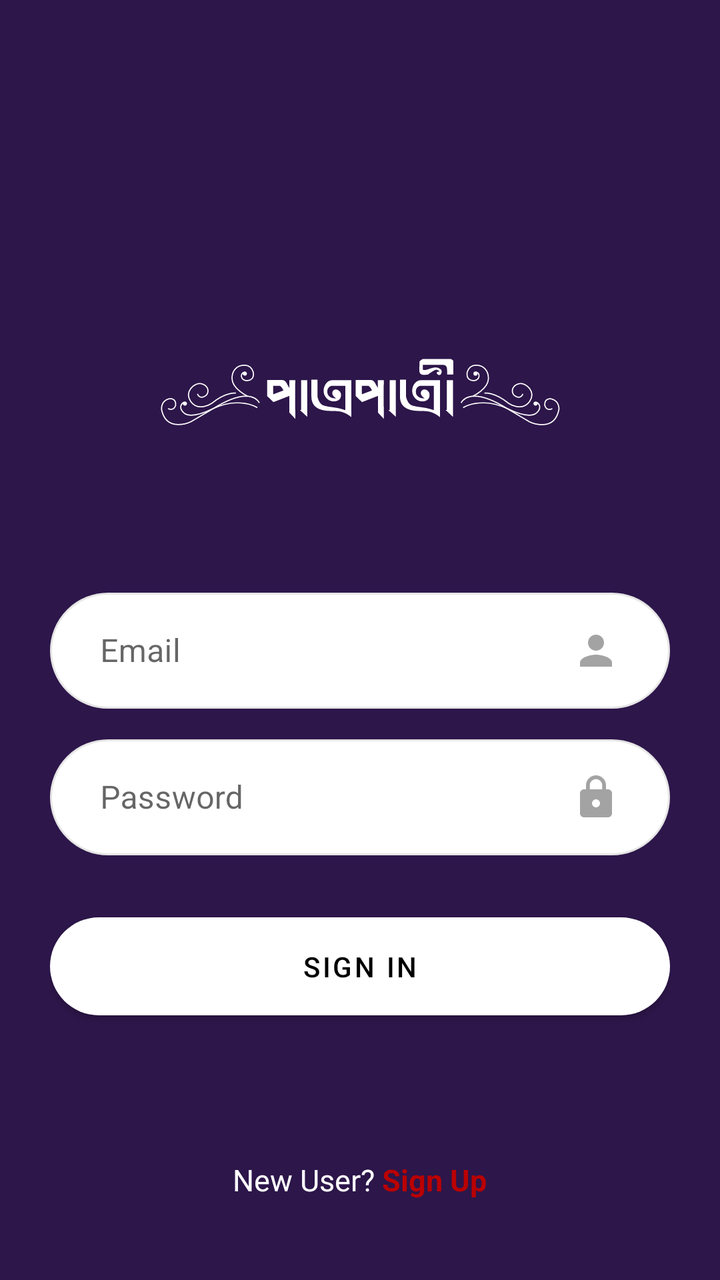
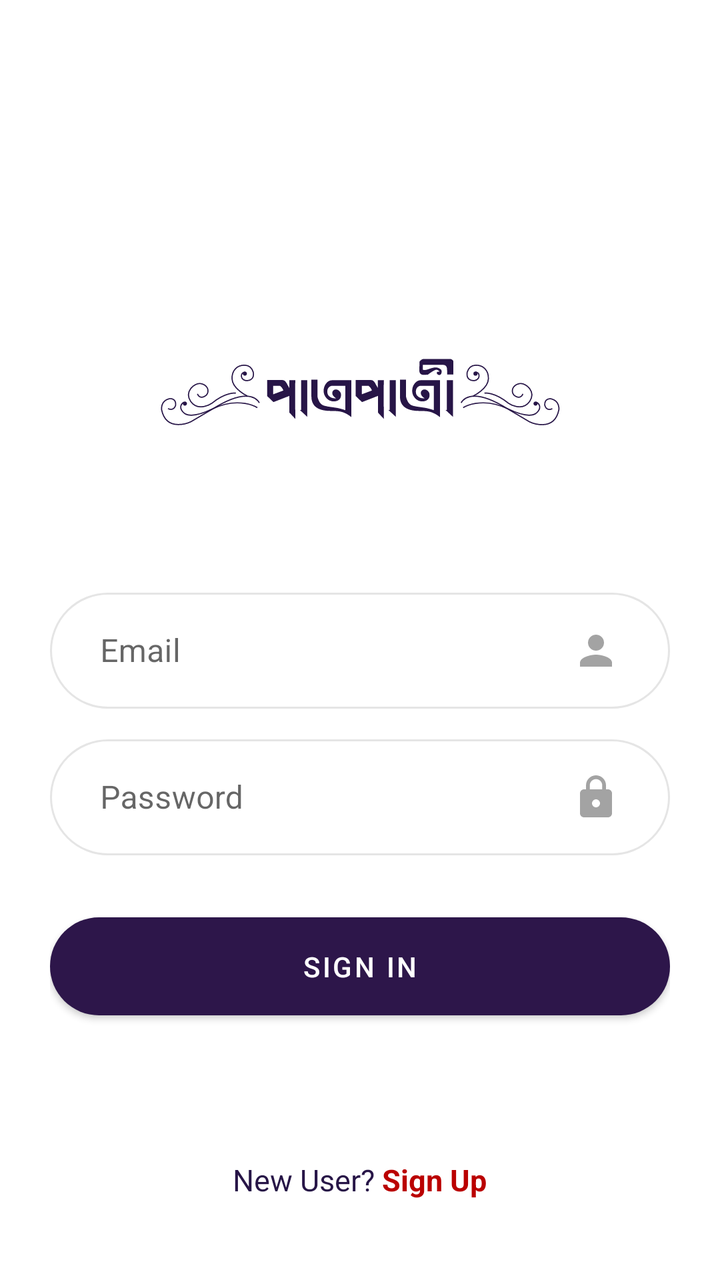

Compare the two renders of this Android layout. The source of the first and the diff that turns it into the second are given below.
<!-- AndroidManifest.xml: application theme AppTheme -->
<!-- res/layout/activity_sign_in.xml -->
<?xml version="1.0" encoding="utf-8"?>
<RelativeLayout xmlns:android="http://schemas.android.com/apk/res/android"
    xmlns:app="http://schemas.android.com/apk/res-auto"
    xmlns:tools="http://schemas.android.com/tools"
    android:padding="25dp"
    android:background="@color/colorAccent"
    android:layout_width="match_parent"
    android:layout_height="match_parent"
    tools:context=".views.activities.SignInActivity">

    <LinearLayout
        android:layout_centerInParent="true"
        android:gravity="center"
        android:orientation="vertical"
        android:layout_width="match_parent"
        android:layout_height="wrap_content">
        <ImageView
            app:tint="@color/colorWhite"
            android:src="@drawable/ic_logo"
            android:layout_marginBottom="25dp"
            android:layout_width="200dp"
            android:layout_height="140dp" />
        <com.google.android.material.textfield.TextInputLayout
            style="@style/Widget.MaterialComponents.TextInputLayout.OutlinedBox"
            app:boxCornerRadiusTopStart="25dp"
            app:boxCornerRadiusTopEnd="25dp"
            app:boxCornerRadiusBottomStart="25dp"
            app:boxCornerRadiusBottomEnd="25dp"
            android:layout_width="match_parent"
            android:layout_height="wrap_content">
            <EditText
                android:id="@+id/user_email"
                android:inputType="textWebEmailAddress"
                android:singleLine="true"
                android:maxLength="25"
                android:hint="Email"
                app:drawableTint="@color/colorDeepGrey"
                android:drawableEnd="@drawable/ic_baseline_person_24"
                android:background="@drawable/shape_radius_100_edit_text"
                android:layout_marginBottom="10dp"
                android:paddingStart="25dp"
                android:paddingEnd="25dp"
                android:layout_width="match_parent"
                android:layout_height="wrap_content" />
        </com.google.android.material.textfield.TextInputLayout>
        <com.google.android.material.textfield.TextInputLayout
            style="@style/Widget.MaterialComponents.TextInputLayout.OutlinedBox"
            app:boxCornerRadiusTopStart="25dp"
            app:boxCornerRadiusTopEnd="25dp"
            app:boxCornerRadiusBottomStart="25dp"
            app:boxCornerRadiusBottomEnd="25dp"
            android:layout_width="match_parent"
            android:layout_height="wrap_content">
            <EditText
                android:id="@+id/password"
                android:inputType="textWebPassword"
                android:singleLine="true"
                android:maxLength="25"
                android:hint="Password"
                app:drawableTint="@color/colorDeepGrey"
                android:drawableEnd="@drawable/ic_baseline_lock_24"
                android:background="@drawable/shape_radius_100_edit_text"
                android:layout_marginBottom="25dp"
                android:paddingStart="25dp"
                android:paddingEnd="25dp"
                android:layout_width="match_parent"
                android:layout_height="wrap_content" />
        </com.google.android.material.textfield.TextInputLayout>
        <Button
            android:id="@+id/sign_in_button"
            android:text="Sign In"
            android:textColor="@color/colorBlack"
            app:cornerRadius="25dp"
            android:padding="15dp"
            app:backgroundTint="@color/colorWhite"
            android:layout_width="match_parent"
            android:layout_height="wrap_content" />
    </LinearLayout>

    <LinearLayout
        android:layout_centerInParent="true"
        android:layout_alignParentBottom="true"
        android:orientation="horizontal"
        android:layout_marginBottom="15dp"
        android:layout_width="wrap_content"
        android:layout_height="wrap_content">
        <TextView
            android:textSize="15sp"
            android:text="New User? "
            android:textColor="@color/colorWhite"
            android:layout_width="wrap_content"
            android:layout_height="wrap_content"/>
        <TextView
            android:id="@+id/sign_up_button"
            android:textSize="15sp"
            android:textStyle="bold"
            android:text="Sign Up"
            android:textColor="@color/colorGuardsmanRed"
            android:layout_width="wrap_content"
            android:layout_height="wrap_content"/>
    </LinearLayout>

    <TextView
        android:visibility="gone"
        android:layout_centerInParent="true"
        android:layout_alignParentBottom="true"
        android:text="www.patropatri.com"
        android:layout_width="wrap_content"
        android:layout_height="wrap_content" />
</RelativeLayout>
<!-- resources referenced by this layout -->
<resources>
  <color name="colorAccent">#2D164A</color>
  <color name="colorBlack">#000000</color>
  <color name="colorDeepGrey">#A3A3A3</color>
  <color name="colorGuardsmanRed">#BA0000</color>
  <color name="colorWhite">#FFFFFF</color>
  <!-- drawable ic_baseline_lock_24 (drawable) -->
  <vector xmlns:android="http://schemas.android.com/apk/res/android"
      android:width="24dp"
      android:height="24dp"
      android:viewportWidth="24"
      android:viewportHeight="24"
      android:tint="?attr/colorControlNormal">
    <path
        android:fillColor="@android:color/white"
        android:pathData="M18,8h-1L17,6c0,-2.76 -2.24,-5 -5,-5S7,3.24 7,6v2L6,8c-1.1,0 -2,0.9 -2,2v10c0,1.1 0.9,2 2,2h12c1.1,0 2,-0.9 2,-2L20,10c0,-1.1 -0.9,-2 -2,-2zM12,17c-1.1,0 -2,-0.9 -2,-2s0.9,-2 2,-2 2,0.9 2,2 -0.9,2 -2,2zM15.1,8L8.9,8L8.9,6c0,-1.71 1.39,-3.1 3.1,-3.1 1.71,0 3.1,1.39 3.1,3.1v2z"/>
  </vector>
  <!-- drawable ic_baseline_person_24 (drawable) -->
  <vector xmlns:android="http://schemas.android.com/apk/res/android"
      android:width="24dp"
      android:height="24dp"
      android:viewportWidth="24"
      android:viewportHeight="24"
      android:tint="?attr/colorControlNormal">
    <path
        android:fillColor="@android:color/white"
        android:pathData="M12,12c2.21,0 4,-1.79 4,-4s-1.79,-4 -4,-4 -4,1.79 -4,4 1.79,4 4,4zM12,14c-2.67,0 -8,1.34 -8,4v2h16v-2c0,-2.66 -5.33,-4 -8,-4z"/>
  </vector>
  <!-- drawable ic_logo: vector/xml drawable (drawable, 7260 chars, omitted) -->
  <!-- drawable shape_radius_100_edit_text (drawable) -->
  <shape xmlns:android="http://schemas.android.com/apk/res/android">
      <stroke
          android:width="1dp"
          android:color="@color/colorMediumGrey" />
      <corners
          android:radius="100dp"/>
      <solid
          android:color="@color/colorWhite"/>
      <padding
          android:left="25dp"
          android:top="15dp"
          android:right="25dp"
          android:bottom="15dp" />
  </shape>
  <style name="AppTheme" parent="Theme.MaterialComponents.DayNight.NoActionBar">
          
          <item name="colorPrimary">@color/colorPrimary</item>
          <item name="colorPrimaryDark">@color/colorPrimaryDark</item>
          <item name="colorAccent">@color/colorAccent</item>
      </style>
  <color name="colorMediumGrey">#E5E5E5</color>
  <color name="colorPrimary">#271547</color>
  <color name="colorPrimaryDark">#43105D</color>
</resources>

<!-- the commit's change to res/layout/activity_sign_in.xml (unified diff, before → after) -->
@@ -3,7 +3,6 @@
     xmlns:app="http://schemas.android.com/apk/res-auto"
     xmlns:tools="http://schemas.android.com/tools"
     android:padding="25dp"
-    android:background="@color/colorAccent"
     android:layout_width="match_parent"
     android:layout_height="match_parent"
     tools:context=".views.activities.SignInActivity">
@@ -15,7 +14,7 @@
         android:layout_width="match_parent"
         android:layout_height="wrap_content">
         <ImageView
-            app:tint="@color/colorWhite"
+            app:tint="@color/colorPrimary"
             android:src="@drawable/ic_logo"
             android:layout_marginBottom="25dp"
             android:layout_width="200dp"
@@ -69,10 +68,10 @@
         <Button
             android:id="@+id/sign_in_button"
             android:text="Sign In"
-            android:textColor="@color/colorBlack"
+            android:textColor="@color/colorWhite"
             app:cornerRadius="25dp"
             android:padding="15dp"
-            app:backgroundTint="@color/colorWhite"
+            app:backgroundTint="@color/colorAccent"
             android:layout_width="match_parent"
             android:layout_height="wrap_content" />
     </LinearLayout>
@@ -87,7 +86,7 @@
         <TextView
             android:textSize="15sp"
             android:text="New User? "
-            android:textColor="@color/colorWhite"
+            android:textColor="@color/colorPrimary"
             android:layout_width="wrap_content"
             android:layout_height="wrap_content"/>
         <TextView
<!-- resource entries referenced after the edit -->
@@ -1,7 +1,6 @@
 <!-- resources referenced by this layout -->
 <resources>
   <color name="colorAccent">#2D164A</color>
-  <color name="colorBlack">#000000</color>
   <color name="colorDeepGrey">#A3A3A3</color>
   <color name="colorGuardsmanRed">#BA0000</color>
   <color name="colorWhite">#FFFFFF</color>
